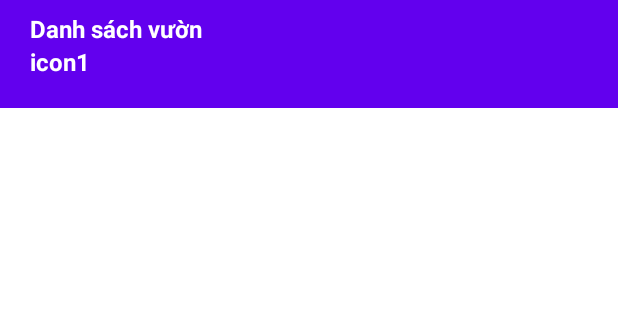
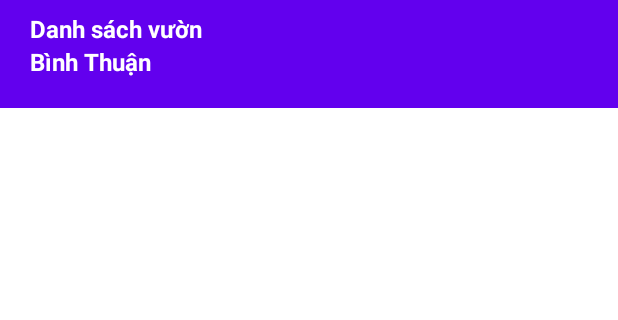
Before and after one commit to NinhLuong/app_control_project2, an Android app: the layout layout_header_navigation.xml on its own in the app's theme, with its tools: preview values and no code run, on a phone screen of 412 x 824 dp, the part 162-482 px from its top. Run offline under Robolectric (Android 15) with nearby library versions, the phone set to English and light mode, and no system bars.

Commit message:
update code

```diff
--- a/app/src/main/java/com/example/appcontrol/GardenFragment.kt
+++ b/app/src/main/java/com/example/appcontrol/GardenFragment.kt
@@ -172,11 +172,11 @@ class GardenFragment : Fragment() {
 
                         if (previousTemp != null && previousTemp == currentTemp!!.toFloat()) {
                             loraRef.setValue("false")
+                        }else if(previousTemp != currentTemp!!.toFloat()){
+                            loraRef.setValue("true")
                         }
-
                         previousTemp = currentTemp!!.toFloat()
                     }
-
                     override fun onCancelled(error: DatabaseError) {
                         // Handle error
                     }
--- a/app/src/main/res/layout/layout_header_navigation.xml
+++ b/app/src/main/res/layout/layout_header_navigation.xml
@@ -22,7 +22,7 @@
     <TextView
         android:layout_width="wrap_content"
         android:layout_height="wrap_content"
-        android:text="icon1"
+        android:text="Bình Thuận"
         android:textSize="16dp"
         android:textStyle="bold"
         android:textColor="@color/white"/>
```
